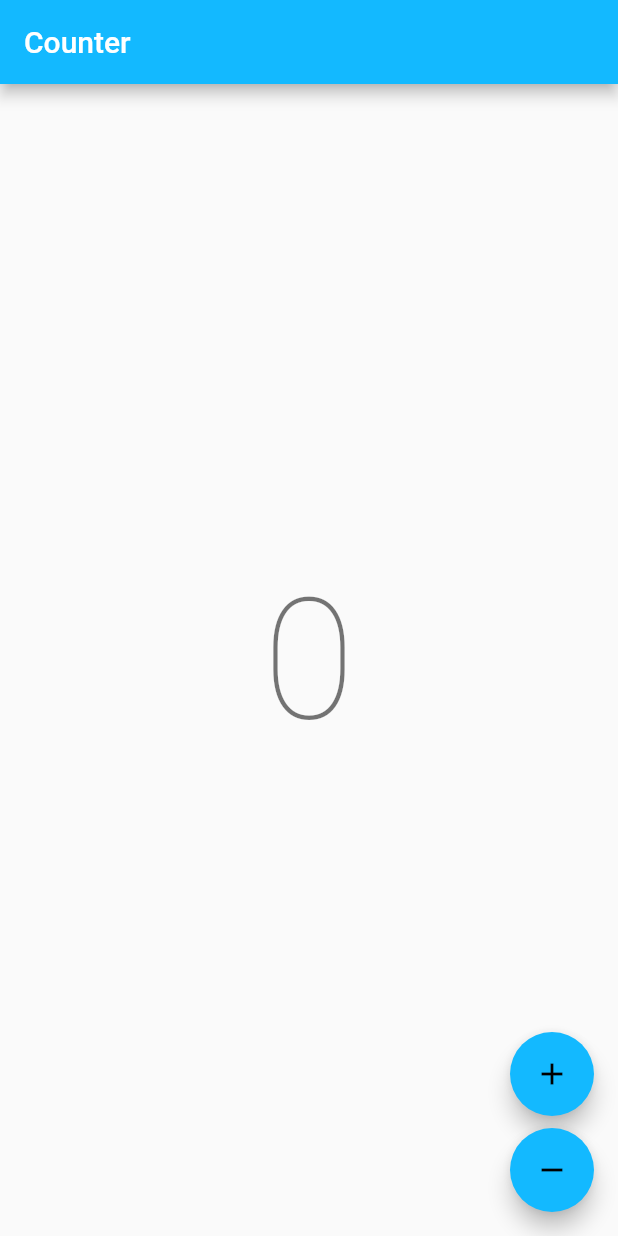
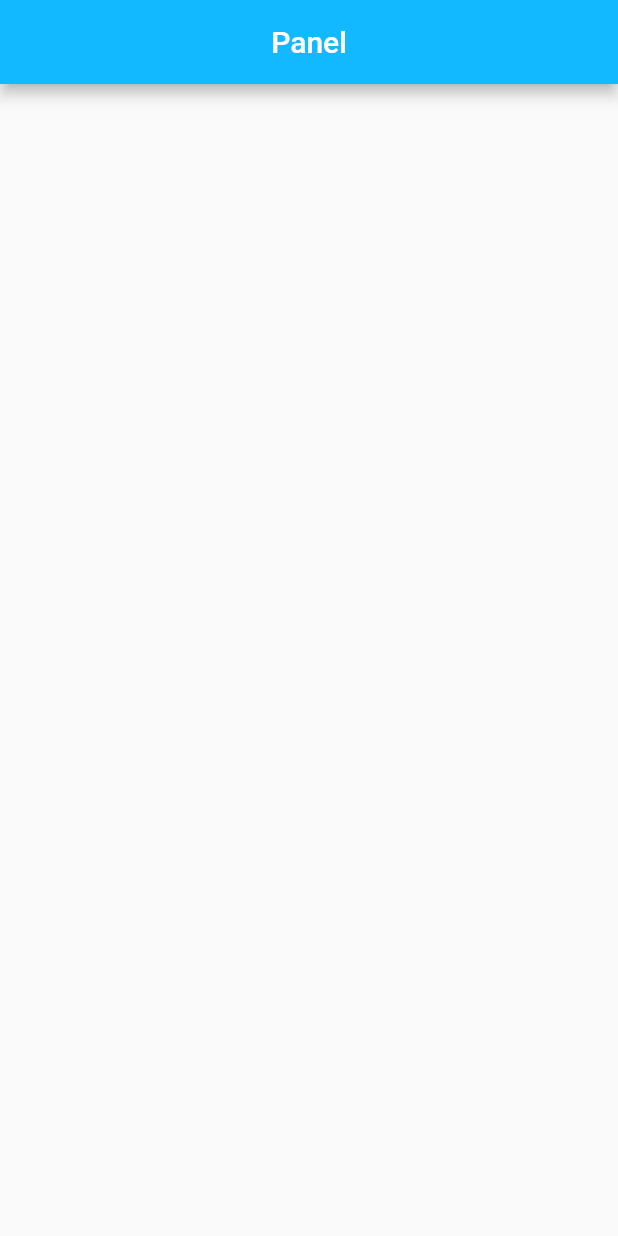
Before and after one commit to SamuelMauricioL/flutter_stable_diffusion, a Flutter app: the screen it shows after launch, on a phone screen of 412 x 824 dp. Run offline on Flutter 3.47's test engine with Material 2 defaults, Android fonts, the phone set to English and light mode, and no system bars; our stand-ins replace bloc, flutter_bloc; generated files the repository leaves out were written again.

Commit message:
chore: add Panel

```diff
--- a/lib/app/view/app.dart
+++ b/lib/app/view/app.dart
@@ -1,14 +1,7 @@
-// Copyright (c) 2022, Very Good Ventures
-// https://verygood.ventures
-//
-// Use of this source code is governed by an MIT-style
-// license that can be found in the LICENSE file or at
-// https://opensource.org/licenses/MIT.
-
 import 'package:flutter/material.dart';
 import 'package:flutter_localizations/flutter_localizations.dart';
-import 'package:flutter_stable_diffusion/counter/counter.dart';
 import 'package:flutter_stable_diffusion/l10n/l10n.dart';
+import 'package:flutter_stable_diffusion/panel/presentation/view/panel_page.dart';
 
 class App extends StatelessWidget {
   const App({super.key});
@@ -27,7 +20,7 @@ class App extends StatelessWidget {
         GlobalMaterialLocalizations.delegate,
       ],
       supportedLocales: AppLocalizations.supportedLocales,
-      home: const CounterPage(),
+      home: const PanelPage(),
     );
   }
 }
--- /dev/null
+++ b/lib/panel/presentation/view/panel_page.dart
@@ -0,0 +1,15 @@
+import 'package:flutter/material.dart';
+
+class PanelPage extends StatelessWidget {
+  const PanelPage({super.key});
+
+  @override
+  Widget build(BuildContext context) {
+    return Scaffold(
+      appBar: AppBar(
+        title: const Center(child: Text('Panel')),
+      ),
+      body: Column(),
+    );
+  }
+}
```
Also changed, not shown: lib/panel/presentation/panel.dart (added).
